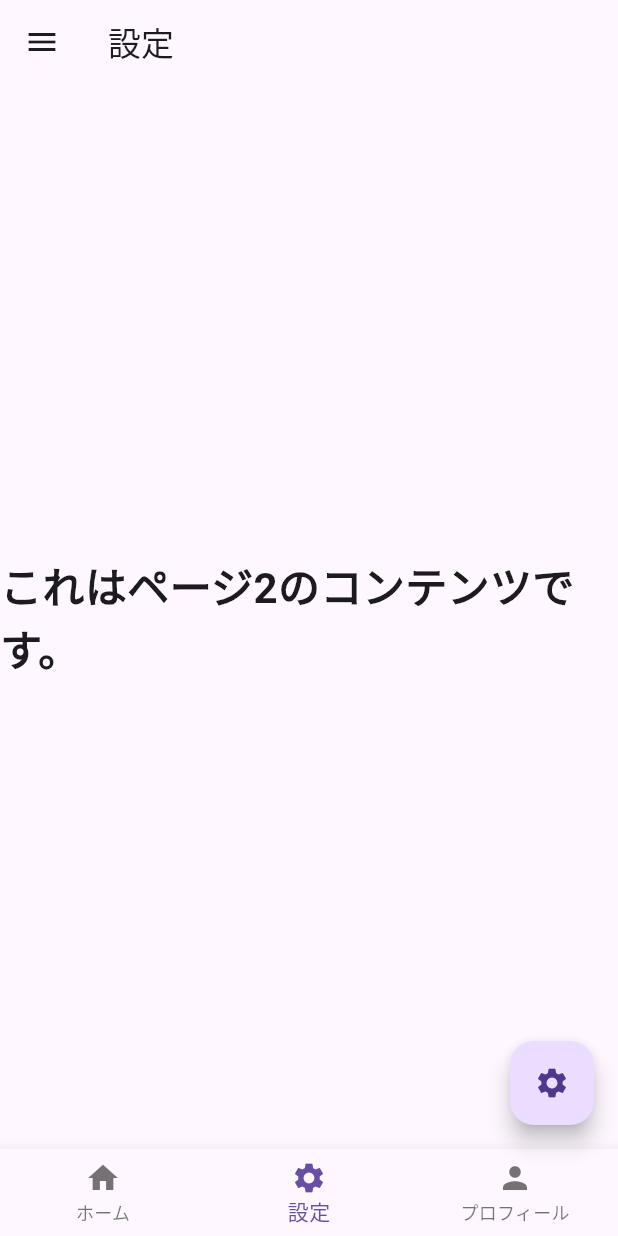
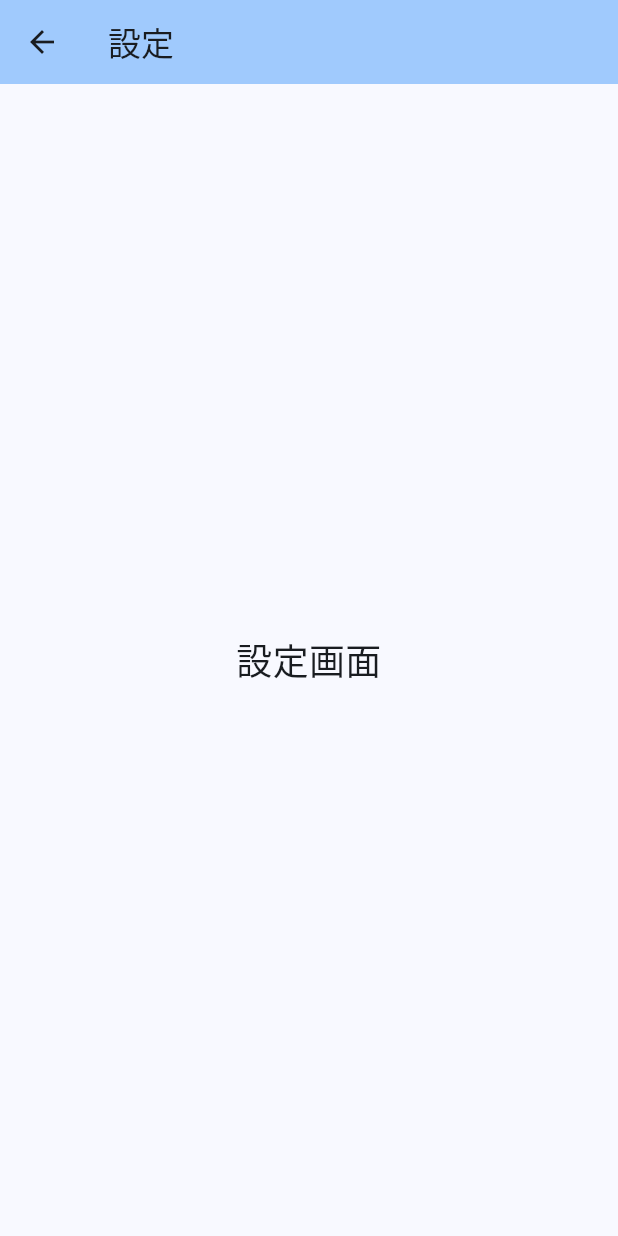
Before and after one commit to kokke1302/edb, a Flutter app: the screen it shows after launch, in the side drawer, after a tap on "設定", on a phone screen of 412 x 824 dp. Run offline on Flutter 3.47's test engine with Material 3 defaults, Android fonts, the phone set to English and light mode, and no system bars; our stand-ins replace flutter_riverpod, go_router; Roboto replaces fonts that are missing (Inter).

Commit message:
0.2.1 routing

```diff
--- a/lib/main.dart
+++ b/lib/main.dart
@@ -3,93 +3,86 @@ import 'package:flutter_riverpod/flutter_riverpod.dart';
 import 'package:go_router/go_router.dart';
 
 // -----------------------------------------------------------------------------
-// 1. Riverpod State Management
+// Riverpod 状態管理
+//  - bottomNavIndexProvider = ボトムナビゲーションバーの選択状態を管理
 // -----------------------------------------------------------------------------
-final currentIndexProvider = StateNotifierProvider<CurrentIndexNotifier, int>((
-  ref,
-) {
-  return CurrentIndexNotifier();
-});
 
-class CurrentIndexNotifier extends StateNotifier<int> {
-  CurrentIndexNotifier() : super(0);
-
-  void setIndex(int index) {
-    state = index;
-  }
-}
+final bottomNavIndexProvider = StateProvider<int>((ref) => 0);
 
 // -----------------------------------------------------------------------------
-// 2. GoRouter Setup with ShellRoute
-//    - ShellRouteを使って共通のScaffoldを定義し、内部のページを切り替えます。
+// GoRouter ルーティングの設定
+//  - ShellRoute = 共通するUIの部分（MainScreen）
 // -----------------------------------------------------------------------------
-final goRouterProvider = Provider<GoRouter>((ref) {
-  return GoRouter(
-    initialLocation: '/page1',
+
+final _router = GoRouter(
+  initialLocation: '/translate',
   routes: [
     ShellRoute(
       builder: (context, state, child) {
-          // MainScreenが共通のUI（Scaffold）を提供します。
         return MainScreen(child: child);
       },
       routes: [
+        // ボトムナビゲーションバーで切り替える画面
         GoRoute(
-            path: '/page1',
-            name: 'page1',
-            builder: (context, state) => const PageScreen(pageIndex: 0),
+          path: '/translate',
+          builder: (context, state) => const TranslationModePage(),
         ),
         GoRoute(
-            path: '/page2',
-            name: 'page2',
-            builder: (context, state) => const PageScreen(pageIndex: 1),
-          ),
-          GoRoute(
-            path: '/page3',
-            name: 'page3',
-            builder: (context, state) => const PageScreen(pageIndex: 2),
+          path: '/words',
+          builder: (context, state) => const WordbookModePage(),
         ),
       ],
     ),
+    // 独立した画面
+    GoRoute(path: '/setting', builder: (context, state) => const SettingPage()),
+    GoRoute(path: '/help', builder: (context, state) => const HelpPage()),
   ],
 );
-});
+
+// -----------------------------------------------------------------------------
+// アプリケーションのエントリーポイント
+// -----------------------------------------------------------------------------
 
 void main() {
-  runApp(const ProviderScope(child: MyApp()));
+  runApp(const ProviderScope(child: EnglishLearningApp()));
 }
 
-class MyApp extends ConsumerWidget {
-  const MyApp({super.key});
+class EnglishLearningApp extends StatelessWidget {
+  const EnglishLearningApp({super.key});
 
   @override
-  Widget build(BuildContext context, WidgetRef ref) {
-    final goRouter = ref.watch(goRouterProvider);
+  Widget build(BuildContext context) {
     return MaterialApp.router(
-      title: 'Flutter Navigation with Riverpod & GoRouter',
-      theme: ThemeData(primarySwatch: Colors.blue),
-      routerConfig: goRouter,
+      theme: ThemeData(
+        colorScheme: ColorScheme.fromSeed(seedColor: Colors.blue),
+        visualDensity: VisualDensity.adaptivePlatformDensity,
+        fontFamily: 'Inter', // Tailwind CSSの指示に合わせ、Interフォントを仮定
+        useMaterial3: true,
+      ),
+      routerConfig: _router,
     );
   }
 }
 
 // -----------------------------------------------------------------------------
-// 3. MainScreen (共通のScaffold)
-//    - childウィジェットをbodyとして受け取り、表示します。
+// MainScreen (共通のScaffold)
+//  - childウィジェットをbodyとして受け取り、表示
 // -----------------------------------------------------------------------------
+
 class MainScreen extends ConsumerWidget {
+  const MainScreen({super.key, required this.child});
   final Widget child;
-  const MainScreen({super.key, required this.child});
 
   @override
   Widget build(BuildContext context, WidgetRef ref) {
-    final currentIndex = ref.watch(currentIndexProvider);
+    final currentIndex = ref.watch(bottomNavIndexProvider);
     final String appBarTitle;
     final FloatingActionButton? fab;
 
     // 現在のインデックスに基づいてAppBarのタイトルとFABを決定
     switch (currentIndex) {
       case 0:
-        appBarTitle = 'ホーム';
+        appBarTitle = '翻訳モード';
         fab = FloatingActionButton(
           onPressed: () {
             ScaffoldMessenger.of(
@@ -100,18 +93,7 @@ class MainScreen extends ConsumerWidget {
         );
         break;
       case 1:
-        appBarTitle = '設定';
-        fab = FloatingActionButton(
-          onPressed: () {
-            ScaffoldMessenger.of(context).showSnackBar(
-              const SnackBar(content: Text('FAB on Settings Page!')),
-            );
-          },
-          child: const Icon(Icons.settings),
-        );
-        break;
-      case 2:
-        appBarTitle = 'プロフィール';
+        appBarTitle = '単語帳モード';
         fab = null;
         break;
       default:
@@ -120,72 +102,30 @@ class MainScreen extends ConsumerWidget {
     }
 
     return Scaffold(
-      appBar: AppBar(title: Text(appBarTitle)),
-      drawer: Drawer(
-        child: ListView(
-          padding: EdgeInsets.zero,
-          children: <Widget>[
-            const DrawerHeader(
-              decoration: BoxDecoration(color: Colors.blue),
-              child: Text(
-                'メニュー',
-                style: TextStyle(color: Colors.white, fontSize: 24),
+      appBar: AppBar(
+        title: Text(appBarTitle),
+        backgroundColor: Theme.of(context).colorScheme.inversePrimary,
       ),
-            ),
-            ListTile(
-              leading: const Icon(Icons.home),
-              title: const Text('ホーム'),
-              selected: currentIndex == 0,
-              onTap: () {
-                ref.read(currentIndexProvider.notifier).setIndex(0);
-                context.go('/page1');
-                Navigator.pop(context);
-              },
-            ),
-            ListTile(
-              leading: const Icon(Icons.settings),
-              title: const Text('設定'),
-              selected: currentIndex == 1,
-              onTap: () {
-                ref.read(currentIndexProvider.notifier).setIndex(1);
-                context.go('/page2');
-                Navigator.pop(context);
-              },
-            ),
-            ListTile(
-              leading: const Icon(Icons.person),
-              title: const Text('プロフィール'),
-              selected: currentIndex == 2,
-              onTap: () {
-                ref.read(currentIndexProvider.notifier).setIndex(2);
-                context.go('/page3');
-                Navigator.pop(context);
-              },
-            ),
-          ],
-        ),
-      ),
-      body: child, // ここが重要: go_routerから渡されるchildウィジェットを表示
+      drawer: MyDrawer(),
+      body: child,
       bottomNavigationBar: BottomNavigationBar(
         currentIndex: currentIndex,
-        onTap: (index) {
-          ref.read(currentIndexProvider.notifier).setIndex(index);
-          switch (index) {
+        onTap: (int newIndex) {
+          // Riverpodでインデックスを更新
+          ref.read(bottomNavIndexProvider.notifier).state = newIndex;
+          // GoRouterで新しいパスに遷移
+          switch (newIndex) {
             case 0:
-              context.go('/page1');
+              context.go('/translate');
               break;
             case 1:
-              context.go('/page2');
-              break;
-            case 2:
-              context.go('/page3');
+              context.go('/words');
               break;
           }
         },
         items: const [
-          BottomNavigationBarItem(icon: Icon(Icons.home), label: 'ホーム'),
-          BottomNavigationBarItem(icon: Icon(Icons.settings), label: '設定'),
-          BottomNavigationBarItem(icon: Icon(Icons.person), label: 'プロフィール'),
+          BottomNavigationBarItem(icon: Icon(Icons.translate), label: '翻訳モード'),
+          BottomNavigationBarItem(icon: Icon(Icons.book), label: '単語帳モード'),
         ],
       ),
       floatingActionButton: fab,
@@ -194,34 +134,123 @@ class MainScreen extends ConsumerWidget {
 }
 
 // -----------------------------------------------------------------------------
-// 4. PageScreen (各ページの実際のコンテンツ)
+// 画面の定義
 // -----------------------------------------------------------------------------
-class PageScreen extends StatelessWidget {
-  final int pageIndex;
-  const PageScreen({super.key, required this.pageIndex});
+
+// ドロワーの中身
+class MyDrawer extends StatelessWidget {
+  const MyDrawer({super.key});
 
   @override
   Widget build(BuildContext context) {
-    String pageContent = '';
-    switch (pageIndex) {
-      case 0:
-        pageContent = 'これはページ1のコンテンツです。';
-        break;
-      case 1:
-        pageContent = 'これはページ2のコンテンツです。';
-        break;
-      case 2:
-        pageContent = 'これはページ3のコンテンツです。';
-        break;
-      default:
-        pageContent = 'コンテンツがありません。';
-    }
-
-    return Center(
+    return Drawer(
+      child: ListView(
+        padding: EdgeInsets.zero,
+        children: <Widget>[
+          DrawerHeader(
+            decoration: BoxDecoration(
+              color: Theme.of(context).colorScheme.primary,
+            ),
             child: Text(
-        pageContent,
-        style: const TextStyle(fontSize: 28, fontWeight: FontWeight.bold),
+              '保存した英文',
+              style: TextStyle(color: Colors.white, fontSize: 24),
+            ),
+          ),
+          ListTile(
+            leading: const Icon(Icons.settings),
+            title: const Text('設定'),
+            onTap: () {
+              // ドロワーを閉じる
+              Navigator.of(context).pop();
+              context.push('/setting');
+            },
+          ),
+          ListTile(
+            leading: const Icon(Icons.help),
+            title: const Text('ヘルプ'),
+            onTap: () {
+              Navigator.of(context).pop();
+              context.push('/help');
+            },
+          ),
+        ],
       ),
     );
   }
 }
+
+// 翻訳モード画面
+class TranslationModePage extends StatelessWidget {
+  const TranslationModePage({super.key});
+
+  @override
+  Widget build(BuildContext context) {
+    return const Center(
+      child: Text(
+        '翻訳モード',
+        textAlign: TextAlign.center,
+        style: TextStyle(fontSize: 24),
+      ),
+    );
+  }
+}
+
+// 単語帳モード画面
+class WordbookModePage extends StatelessWidget {
+  const WordbookModePage({super.key});
+
+  @override
+  Widget build(BuildContext context) {
+    return const Center(
+      child: Text(
+        '単語帳モード',
+        textAlign: TextAlign.center,
+        style: TextStyle(fontSize: 24),
+      ),
+    );
+  }
+}
+
+// 設定画面
+class SettingPage extends StatelessWidget {
+  const SettingPage({super.key});
+
+  @override
+  Widget build(BuildContext context) {
+    return Scaffold(
+      appBar: AppBar(
+        title: const Text('設定'),
+        backgroundColor: Theme.of(context).colorScheme.inversePrimary,
+      ),
+      body: const Center(
+        child: Text(
+          '設定画面',
+          textAlign: TextAlign.center,
+          style: TextStyle(fontSize: 24),
+        ),
+      ),
+    );
+  }
+}
+
+// ヘルプ画面
+class HelpPage extends StatelessWidget {
+  const HelpPage({super.key});
+
+  @override
+  Widget build(BuildContext context) {
+    return Scaffold(
+      appBar: AppBar(
+        title: const Text('ヘルプ'),
+        backgroundColor: Theme.of(context).colorScheme.inversePrimary,
+      ),
+      body: const Center(
+        child: Text(
+          'ヘルプ画面',
+          textAlign: TextAlign.center,
+          style: TextStyle(fontSize: 24),
+        ),
+      ),
+    );
+  }
+}
```
Lines whose indentation alone changed are shown as unchanged.
